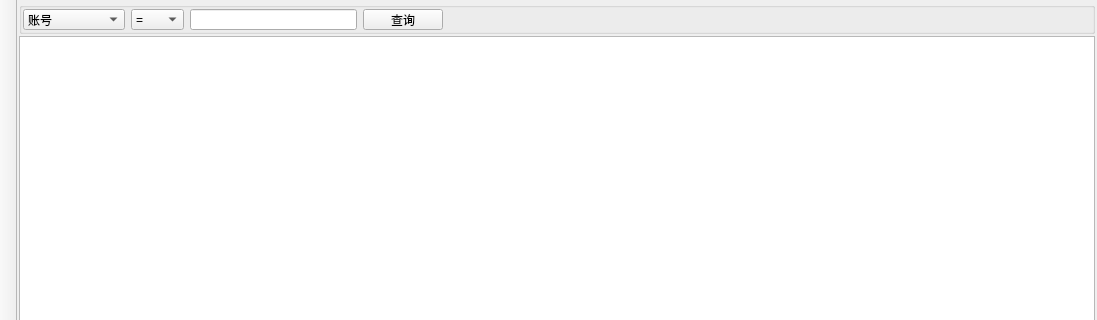
First picture: the form in server/ui/wnd_server.ui, repository decenfrontier/PyNetAuth, before the edit; both pictures show x 0 to 1097 and y 0 to 320 of the 1097 by 633 pixel window.
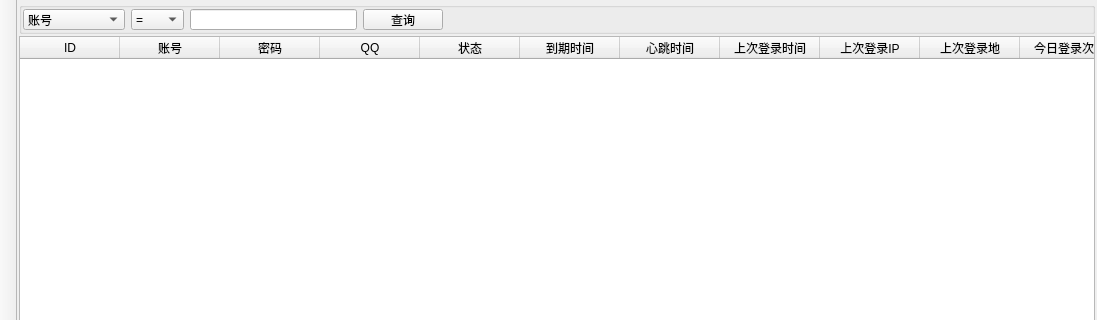
Second picture: the form after the edit. The open tabs and pages were chosen to show the change.

```diff
--- a/server/ui/wnd_server.ui
+++ b/server/ui/wnd_server.ui
@@ -552,7 +552,7 @@
              <number>0</number>
             </property>
             <attribute name="horizontalHeaderVisible">
-             <bool>false</bool>
+             <bool>true</bool>
             </attribute>
             <attribute name="horizontalHeaderStretchLastSection">
              <bool>true</bool>
@@ -591,16 +591,16 @@
               <string>状态</string>
              </property>
             </column>
-            <column>
-             <property name="text">
-              <string>心跳时间</string>
-             </property>
-            </column>
             <column>
              <property name="text">
               <string>到期时间</string>
              </property>
             </column>
+            <column>
+             <property name="text">
+              <string>心跳时间</string>
+             </property>
+            </column>
             <column>
              <property name="text">
               <string>上次登录时间</string>
```
Left out of the diff: 2 changed lines with no effect on the pictures.
